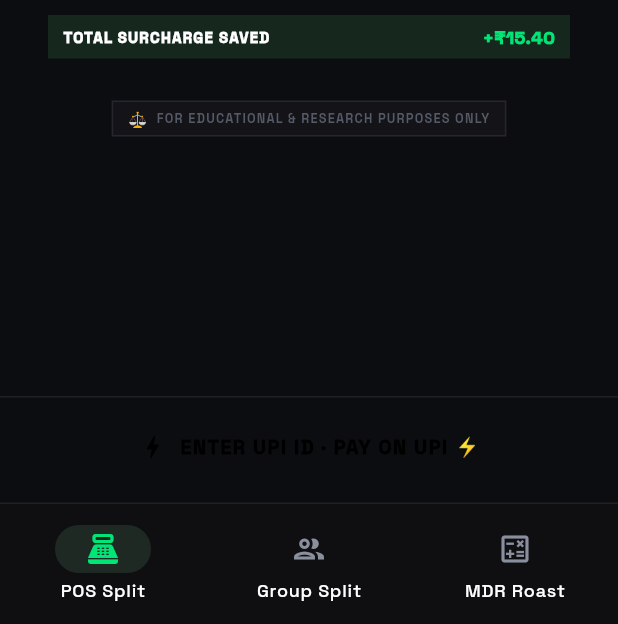
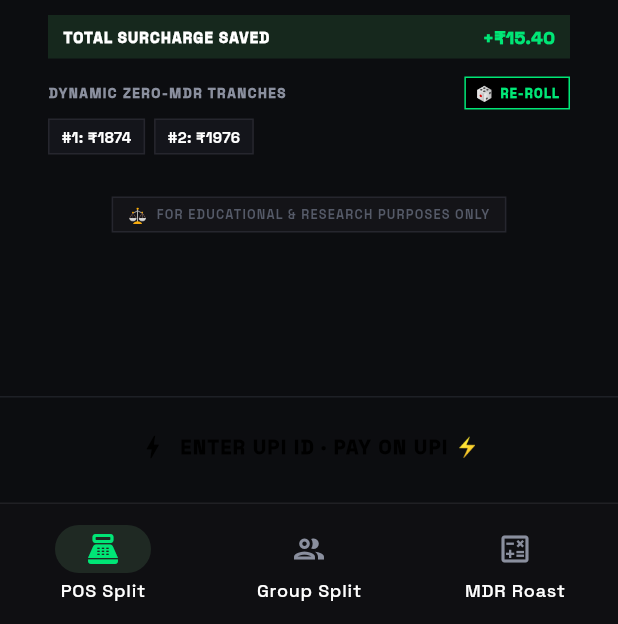
Before and after one commit to TechnoAman/SplitPe, a Flutter app: the screen it shows after launch, on a phone screen of 412 x 824 dp, the part 612-1236 px from its top. Run offline on Flutter 3.47's test engine with Material 3 defaults, Android fonts, the phone set to English and light mode, and no system bars; our stand-ins replace confetti, google_fonts, qr_flutter, share_plus; missing offline and left inert: mobile_scanner, neopop.

Commit message:
feat: add randomized tranche amount calculation and re-roll option in checkout view

```diff
--- a/lib/services/split_engine.dart
+++ b/lib/services/split_engine.dart
@@ -6,6 +6,91 @@ class SplitEngine {
   /// Default safe threshold per tranche (below ₹2,000 to be 100% exempt from MDR)
   static const double safeTrancheCap = 1999.0;
 
+  /// Calculates randomized or fixed tranche amounts that sum exactly to [totalAmount]
+  /// with each tranche <= [maxTranche].
+  static List<double> calculateTrancheAmounts({
+    required double totalAmount,
+    double maxTranche = safeTrancheCap,
+    bool randomize = true,
+  }) {
+    if (totalAmount <= 0) return [];
+    if (totalAmount <= maxTranche) return [totalAmount];
+
+    final int trancheCount = (totalAmount / maxTranche).ceil();
+    final List<double> amounts = [];
+    final random = Random();
+    double remaining = totalAmount;
+
+    if (!randomize || trancheCount <= 1) {
+      for (int i = 0; i < trancheCount; i++) {
+        if (i == trancheCount - 1) {
+          amounts.add(double.parse(remaining.toStringAsFixed(2)));
+        } else {
+          final amt = min(maxTranche, remaining);
+          amounts.add(double.parse(amt.toStringAsFixed(2)));
+          remaining -= amt;
+        }
+      }
+      return amounts;
+    }
+
+    // Natural randomized distribution
+    for (int i = 0; i < trancheCount - 1; i++) {
+      final remainingCount = trancheCount - 1 - i;
+      // To ensure remaining tranches can fulfill the rest without exceeding maxTranche:
+      final minAllowed = max(10.0, remaining - (remainingCount * maxTranche));
+      // To ensure remaining tranches have at least min (e.g. ₹10) each:
+      final maxAllowed = min(maxTranche, remaining - (remainingCount * 10.0));
+
+      double picked;
+      if (maxAllowed <= minAllowed) {
+        picked = minAllowed;
+      } else {
+        final isWhole = (totalAmount % 1 == 0);
+        final spread = maxAllowed - minAllowed;
+
+        if (isWhole && spread >= 10) {
+          final minInt = minAllowed.ceil();
+          final maxInt = maxAllowed.floor();
+          if (maxInt > minInt) {
+            // Pick a random whole rupee
+            picked = (minInt + random.nextInt(maxInt - minInt + 1)).toDouble();
+          } else {
+            picked = minInt.toDouble();
+          }
+        } else {
+          picked = minAllowed + random.nextDouble() * (maxAllowed - minAllowed);
+          picked = (picked * 100).round() / 100.0;
+        }
+      }
+
+      amounts.add(double.parse(picked.toStringAsFixed(2)));
+      remaining -= picked;
+      remaining = double.parse(remaining.toStringAsFixed(2));
+    }
+
+    // Last tranche gets the exact remaining amount
+    amounts.add(double.parse(remaining.toStringAsFixed(2)));
+
+    // Fallback sanity check: if any tranche violated bounds, use balanced split
+    if (amounts.any((a) => a > maxTranche || a <= 0)) {
+      amounts.clear();
+      remaining = totalAmount;
+      final base = (totalAmount / trancheCount);
+      for (int i = 0; i < trancheCount; i++) {
+        if (i == trancheCount - 1) {
+          amounts.add(double.parse(remaining.toStringAsFixed(2)));
+        } else {
+          final amt = double.parse(base.toStringAsFixed(2));
+          amounts.add(amt);
+          remaining -= amt;
+        }
+      }
+    }
+
+    return amounts;
+  }
+
   /// Creates a SplitOrder by dividing [totalAmount] into sub-₹2,000 tranches.
   static SplitOrder createTrancheOrder({
     required double totalAmount,
@@ -13,6 +98,7 @@ class SplitEngine {
     required String merchantName,
     String note = 'SplitPe Checkout',
     double maxTranche = safeTrancheCap,
+    bool randomize = true,
   }) {
     final orderId =
         'ORD${DateTime.now().millisecondsSinceEpoch.toString().substring(5)}';
@@ -30,44 +116,22 @@ class SplitEngine {
       );
     }
 
-    if (totalAmount <= 2000.0) {
-      // Single tranche is already zero MDR
-      final trancheId = '${orderId}_1';
-      final upiUri = buildUpiUri(
-        vpa: merchantVpa,
-        name: merchantName,
-        amount: totalAmount,
-        note: '$note Tranche 1/1',
+    final amounts = calculateTrancheAmounts(
+      totalAmount: totalAmount,
+      maxTranche: maxTranche,
+      randomize: randomize,
     );
-      tranches.add(
-        Tranche(id: trancheId, index: 1, amount: totalAmount, upiUri: upiUri),
-      );
-    } else {
-      // Split into chunks of maxTranche (or evenly distributed)
-      double remaining = totalAmount;
-      int index = 1;
 
-      // Calculate number of tranches needed
-      int trancheCount = (totalAmount / maxTranche).ceil();
-
-      // Distribute evenly or standard chunking
+    final trancheCount = amounts.length;
     for (int i = 0; i < trancheCount; i++) {
-        double trancheAmt;
-        if (i == trancheCount - 1) {
-          trancheAmt = double.parse(remaining.toStringAsFixed(2));
-        } else {
-          // If remaining is large, take maxTranche
-          trancheAmt = min(maxTranche, remaining);
-          trancheAmt = double.parse(trancheAmt.toStringAsFixed(2));
-        }
-
-        if (trancheAmt > 0) {
+      final trancheAmt = amounts[i];
+      final index = i + 1;
       final trancheId = '${orderId}_$index';
       final upiUri = buildUpiUri(
         vpa: merchantVpa,
         name: merchantName,
         amount: trancheAmt,
-            note: '$note Tranche $index/$trancheCount',
+        note: trancheCount == 1 ? note : '$note Tranche $index/$trancheCount',
       );
 
       tranches.add(
@@ -78,11 +142,6 @@ class SplitEngine {
           upiUri: upiUri,
         ),
       );
-
-          remaining -= trancheAmt;
-          index++;
-        }
-      }
     }
 
     return SplitOrder(
--- a/lib/views/pos_checkout_view.dart
+++ b/lib/views/pos_checkout_view.dart
@@ -819,6 +819,84 @@ class PosCheckoutViewState extends State<PosCheckoutView> {
                             ],
                           ),
                         ),
+                        if (order != null && order.tranches.length > 1) ...[
+                          const SizedBox(height: 12),
+                          Row(
+                            mainAxisAlignment: MainAxisAlignment.spaceBetween,
+                            children: [
+                              const Text(
+                                'DYNAMIC ZERO-MDR TRANCHES',
+                                style: TextStyle(
+                                  fontSize: 9,
+                                  fontWeight: FontWeight.w900,
+                                  letterSpacing: 1.0,
+                                  color: AppColors.textSecondary,
+                                ),
+                              ),
+                              InkWell(
+                                onTap: _recalculateOrder,
+                                child: Container(
+                                  padding: const EdgeInsets.symmetric(
+                                    horizontal: 6,
+                                    vertical: 3,
+                                  ),
+                                  decoration: BoxDecoration(
+                                    color: Colors.black,
+                                    border: Border.all(
+                                      color: AppColors.primaryGreen,
+                                    ),
+                                  ),
+                                  child: const Row(
+                                    mainAxisSize: MainAxisSize.min,
+                                    children: [
+                                      Text(
+                                        '🎲',
+                                        style: TextStyle(fontSize: 10),
+                                      ),
+                                      SizedBox(width: 4),
+                                      Text(
+                                        'RE-ROLL',
+                                        style: TextStyle(
+                                          fontSize: 8.5,
+                                          fontWeight: FontWeight.w900,
+                                          color: AppColors.primaryGreen,
+                                          letterSpacing: 0.8,
+                                        ),
+                                      ),
+                                    ],
+                                  ),
+                                ),
+                              ),
+                            ],
+                          ),
+                          const SizedBox(height: 6),
+                          Wrap(
+                            spacing: 6,
+                            runSpacing: 6,
+                            children: order.tranches.map((t) {
+                              return Container(
+                                padding: const EdgeInsets.symmetric(
+                                  horizontal: 8,
+                                  vertical: 4,
+                                ),
+                                decoration: BoxDecoration(
+                                  color: const Color(0xFF14151B),
+                                  border: Border.all(
+                                    color: const Color(0xFF26262E),
+                                  ),
+                                ),
+                                child: Text(
+                                  '#${t.index}: ₹${t.amount.toStringAsFixed(0)}',
+                                  style: const TextStyle(
+                                    fontSize: 10,
+                                    fontWeight: FontWeight.w800,
+                                    color: Colors.white,
+                                  ),
+                                ),
+                              );
+                            }).toList(),
+                          ),
+                        ],
                       ],
                     ),
                   ),
```
Also changed, not shown: 1 other file. Lines whose indentation alone changed are shown as unchanged.
